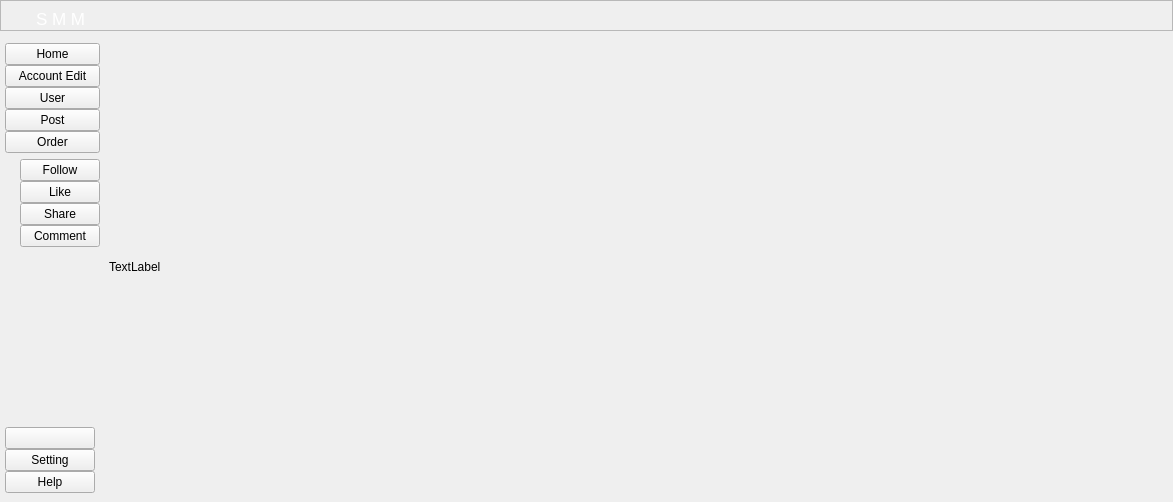
Before: the Qt Designer form ui/sidebar.ui in kreemkhaled112/GUI, drawn with Qt 5.
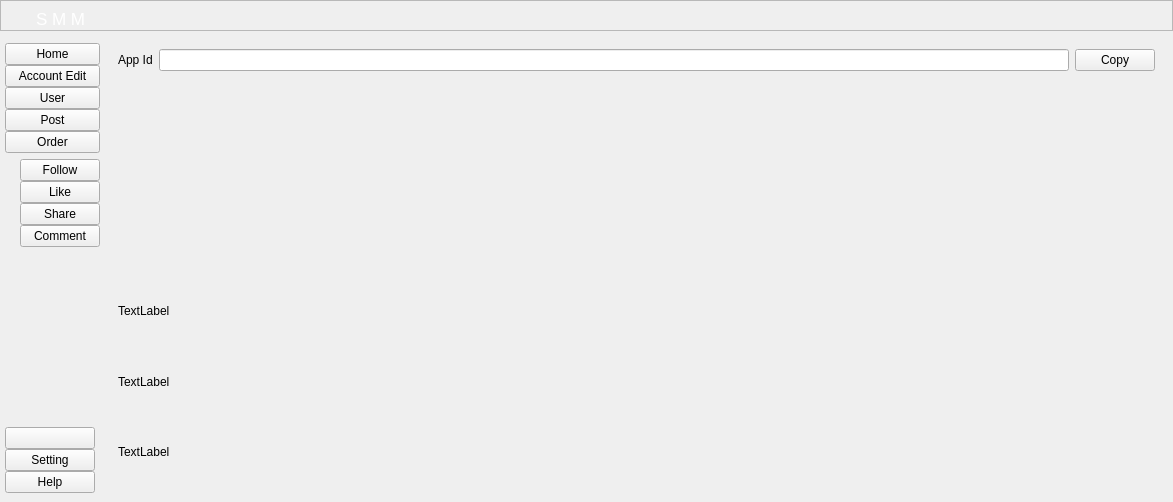
After: the same form once the commit is applied. Icons and pictures are not drawn.

```diff
--- a/ui/sidebar.ui
+++ b/ui/sidebar.ui
@@ -496,7 +496,7 @@
           <string notr="true"/>
          </property>
          <property name="currentIndex">
-          <number>9</number>
+          <number>8</number>
          </property>
          <widget class="QWidget" name="page_home">
           <property name="styleSheet">
@@ -655,6 +655,64 @@
            </item>
           </layout>
          </widget>
+         <widget class="QWidget" name="page_profile">
+          <layout class="QGridLayout" name="gridLayout_13">
+           <item row="0" column="0" alignment="Qt::AlignTop">
+            <widget class="QWidget" name="widget_2" native="true">
+             <layout class="QHBoxLayout" name="horizontalLayout_4">
+              <item>
+               <widget class="QLabel" name="label_11">
+                <property name="text">
+                 <string>App Id</string>
+                </property>
+               </widget>
+              </item>
+              <item>
+               <widget class="QLineEdit" name="lineEdit">
+                <property name="placeholderText">
+                 <string/>
+                </property>
+               </widget>
+              </item>
+              <item>
+               <widget class="QPushButton" name="copy">
+                <property name="text">
+                 <string>Copy</string>
+                </property>
+               </widget>
+              </item>
+             </layout>
+            </widget>
+           </item>
+           <item row="1" column="0">
+            <widget class="QWidget" name="widget_3" native="true">
+             <layout class="QVBoxLayout" name="verticalLayout">
+              <item>
+               <widget class="QLabel" name="label_12">
+                <property name="text">
+                 <string>TextLabel</string>
+                </property>
+               </widget>
+              </item>
+              <item>
+               <widget class="QLabel" name="label_13">
+                <property name="text">
+                 <string>TextLabel</string>
+                </property>
+               </widget>
+              </item>
+              <item>
+               <widget class="QLabel" name="label_14">
+                <property name="text">
+                 <string>TextLabel</string>
+                </property>
+               </widget>
+              </item>
+             </layout>
+            </widget>
+           </item>
+          </layout>
+         </widget>
          <widget class="QWidget" name="page_setting">
           <layout class="QGridLayout" name="gridLayout_6">
            <item row="0" column="0">
```
